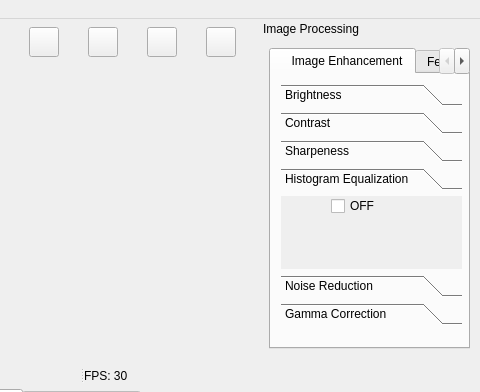
yuranxue272181/WPIMQP, file mainwindow.ui: the form before one commit; both pictures show x 320 to 800 and y 0 to 392 of the 800 by 554 pixel window.
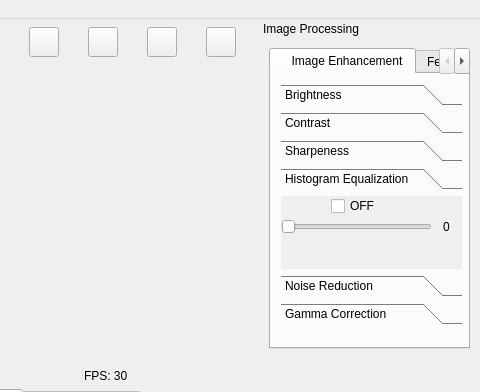
The form after the commit.

Commit message: add feature: use slider to control the hitogram equalization and display it on the feature properties

Patch:
```diff
--- a/mainwindow.ui
+++ b/mainwindow.ui
@@ -732,6 +732,14 @@
         </widget>
        </widget>
        <widget class="QWidget" name="page_3">
+        <property name="geometry">
+         <rect>
+          <x>0</x>
+          <y>0</y>
+          <width>181</width>
+          <height>61</height>
+         </rect>
+        </property>
         <attribute name="label">
          <string>Histogram Equalization</string>
         </attribute>
@@ -748,6 +756,35 @@
           <string>OFF</string>
          </property>
         </widget>
+        <widget class="QSlider" name="HESlider">
+         <property name="geometry">
+          <rect>
+           <x>0</x>
+           <y>20</y>
+           <width>151</width>
+           <height>22</height>
+          </rect>
+         </property>
+         <property name="orientation">
+          <enum>Qt::Orientation::Horizontal</enum>
+         </property>
+        </widget>
+        <widget class="QLabel" name="HE">
+         <property name="geometry">
+          <rect>
+           <x>150</x>
+           <y>20</y>
+           <width>31</width>
+           <height>21</height>
+          </rect>
+         </property>
+         <property name="text">
+          <string>0</string>
+         </property>
+         <property name="alignment">
+          <set>Qt::AlignmentFlag::AlignCenter</set>
+         </property>
+        </widget>
        </widget>
        <widget class="QWidget" name="page_4">
         <attribute name="label">
```
Left out of the diff: 16 changed lines with no effect on the pictures. The commit also changes 21 other files.
